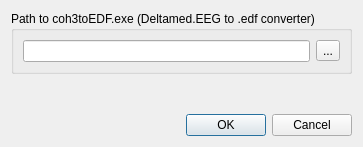
This is gui_anonymiser_settings.ui in Vincent-Stragier/deltamed_coherence_openutils as Qt 5 draws it before an edit. The edited form follows.
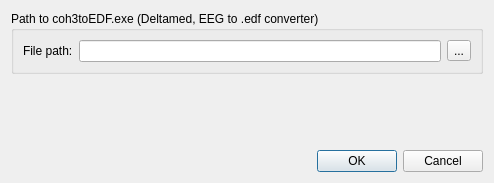
This is the edited form.

Commit message: Add intuitive settings interface

```diff
--- a/gui_anonymiser_settings.ui
+++ b/gui_anonymiser_settings.ui
@@ -1,13 +1,13 @@
 <?xml version="1.0" encoding="UTF-8"?>
 <ui version="4.0">
- <class>Form</class>
- <widget class="QWidget" name="Form">
+ <class>Settings_dialog</class>
+ <widget class="QDialog" name="Settings_dialog">
   <property name="geometry">
    <rect>
     <x>0</x>
     <y>0</y>
-    <width>363</width>
-    <height>147</height>
+    <width>494</width>
+    <height>183</height>
    </rect>
   </property>
   <property name="windowTitle">
@@ -17,13 +17,24 @@
    <item>
     <widget class="QGroupBox" name="groupBox">
      <property name="title">
-      <string>Path to coh3toEDF.exe (Deltamed.EEG to .edf converter)</string>
+      <string>Path to coh3toEDF.exe (Deltamed, EEG to .edf converter)</string>
      </property>
      <layout class="QVBoxLayout" name="verticalLayout_2">
       <item>
        <layout class="QHBoxLayout" name="horizontalLayout_2">
         <item>
-         <widget class="QLineEdit" name="lineEdit"/>
+         <widget class="QLabel" name="label">
+          <property name="text">
+           <string>File path:</string>
+          </property>
+         </widget>
+        </item>
+        <item>
+         <widget class="QLineEdit" name="lineEdit">
+          <property name="toolTip">
+           <string comment="Enter the full path to the executable 'coh3toEDF.exe'" extracomment="Enter the full path to the executable 'coh3toEDF.exe'"/>
+          </property>
+         </widget>
         </item>
         <item>
          <widget class="QToolButton" name="toolButton">
@@ -45,34 +56,20 @@
      <property name="sizeHint" stdset="0">
       <size>
        <width>20</width>
-       <height>14</height>
+       <height>52</height>
       </size>
      </property>
     </spacer>
    </item>
    <item>
-    <layout class="QHBoxLayout" name="horizontalLayout">
-     <item>
-      <spacer name="horizontalSpacer">
-       <property name="orientation">
-        <enum>Qt::Horizontal</enum>
-       </property>
-       <property name="sizeHint" stdset="0">
-        <size>
-         <width>40</width>
-         <height>20</height>
-        </size>
-       </property>
-      </spacer>
-     </item>
-     <item>
-      <widget class="QDialogButtonBox" name="buttonBox">
-       <property name="standardButtons">
-        <set>QDialogButtonBox::Cancel|QDialogButtonBox::Ok</set>
-       </property>
-      </widget>
-     </item>
-    </layout>
+    <widget class="QDialogButtonBox" name="buttonBox">
+     <property name="orientation">
+      <enum>Qt::Horizontal</enum>
+     </property>
+     <property name="standardButtons">
+      <set>QDialogButtonBox::Cancel|QDialogButtonBox::Ok</set>
+     </property>
+    </widget>
    </item>
   </layout>
  </widget>
```
Left out of the diff: 37 changed lines with no effect on the pictures. The commit also changes 2 other files.
